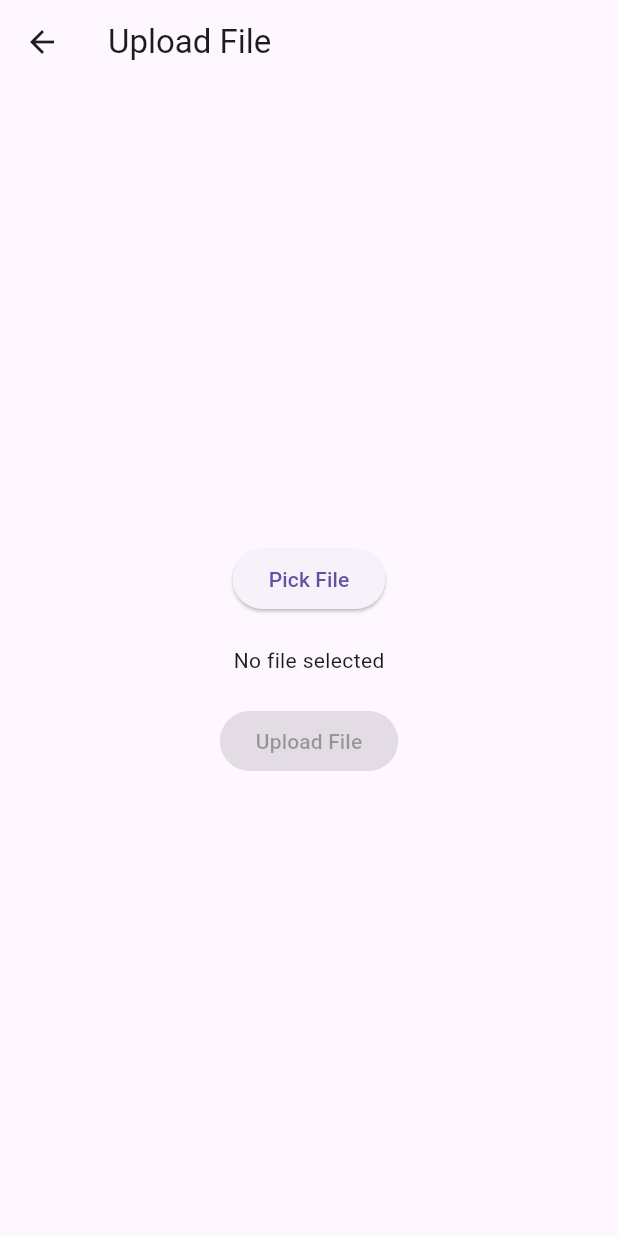
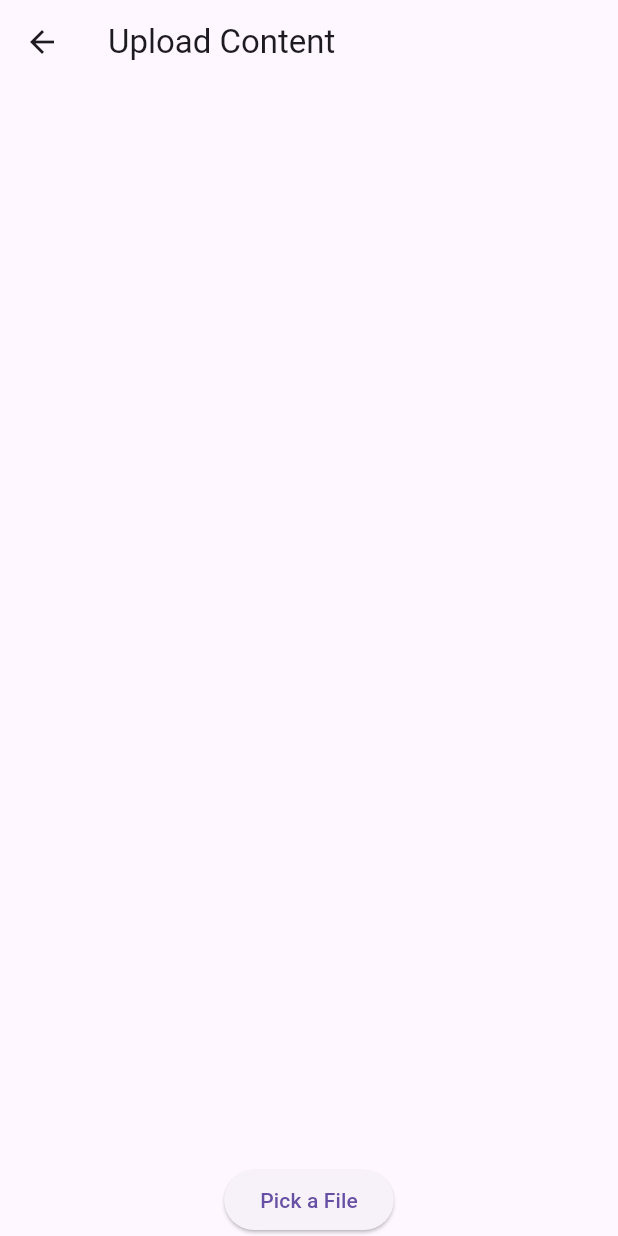
Before and after one commit to umgc/spring2024, a Flutter app: the FileUploadScreen screen opened directly, on a phone screen of 412 x 824 dp. Run offline on Flutter 3.47's test engine with Material 3 defaults, Android fonts, the phone set to English and light mode, and no system bars; our stand-ins replace file_picker.

Commit message:
Adjusted file_upload_screen.dart and file_service.dart to be ready for firebase database logic.

```diff
--- a/LLM/educ_ai_tion/lib/screens/file_upload_screen.dart
+++ b/LLM/educ_ai_tion/lib/screens/file_upload_screen.dart
@@ -1,5 +1,6 @@
 import 'package:flutter/material.dart';
 import 'package:file_picker/file_picker.dart';
+import '../services/file_service.dart';
 
 // File Upload Screen
 //
@@ -7,63 +8,68 @@ import 'package:file_picker/file_picker.dart';
 // The uploaded files can then be processed or stored by the application, enabling teachers to work with their existing documents or templates.
 
 class FileUploadScreen extends StatefulWidget {
-  const FileUploadScreen({super.key});
-
   @override
   _FileUploadScreenState createState() => _FileUploadScreenState();
 }
 
 class _FileUploadScreenState extends State<FileUploadScreen> {
-  String? _fileName;
-  String? _filePath;
+  final FileStorageService _storageService = FileStorageService();
 
   Future<void> _pickFile() async {
     final result = await FilePicker.platform.pickFiles();
 
     if (result != null) {
-      setState(() {
-        _fileName = result.files.single.name;
-        _filePath = result.files.single.path;
-      });
-    } else {
-      // User canceled the picker
+      final name = result.files.single.name;
+      final path = result.files.single.path ?? '';
+
+      // Simulate file upload
+      await _storageService.uploadFile(name, path);
+
+      // Trigger UI update
+      setState(() {});
+
+      // Simulated upload feedback
+      ScaffoldMessenger.of(context).showSnackBar(
+        SnackBar(content: Text('Uploaded $name')),
+      );
     }
   }
 
-  void _uploadFile() {
-    // Implement file upload functionality
-    // For now, we just display a snackbar
-    ScaffoldMessenger.of(context).showSnackBar(
-      SnackBar(content: Text('Uploading $_fileName')),
-    );
-  }
-
-  @override
-Widget build(BuildContext context) {
+   @override
+  Widget build(BuildContext context) {
     return Scaffold(
       appBar: AppBar(
-        title: const Text('Upload File'),
+        title: const Text('Upload Content'),
       ),
-      body: Center(
-        child: Column(
-          mainAxisAlignment: MainAxisAlignment.center,
-          children: <Widget>[
-            ElevatedButton(
-              onPressed: _pickFile,
-              child: const Text('Pick File'),
+      body: Column(
+        children: [
+          Expanded(
+            child: ListView.builder(
+              itemCount: _storageService.uploadedFiles.length,
+              itemBuilder: (context, index) {
+                final file = _storageService.uploadedFiles[index];
+                return ListTile(
+                  title: Text(file['name']!),
+                  trailing: IconButton(
+                    icon: Icon(Icons.delete),
+                    onPressed: () {
+                      setState(() {
+                        _storageService.deleteFile(file['name']!);
+                      });
+                    },
+                  ),
+                );
+              },
             ),
-            const SizedBox(height: 20),
-            Text(_fileName ?? 'No file selected'),
-            const SizedBox(height: 20),
-            ElevatedButton(
-              onPressed: _filePath != null ? _uploadFile : null,
-              style: ElevatedButton.styleFrom(
-                foregroundColor: Colors.white, backgroundColor: _filePath != null ? Colors.blue : Colors.grey,
-              ),
-              child: const Text('Upload File'),
-            ),
-          ],
-        ),
+          ),
+          Align(
+          alignment: Alignment.bottomCenter,
+          child: ElevatedButton(
+            onPressed: _pickFile,
+            child: const Text('Pick a File'),
+            )
+          ),
+        ],
       ),
     );
   }
--- a/LLM/educ_ai_tion/lib/services/file_service.dart
+++ b/LLM/educ_ai_tion/lib/services/file_service.dart
@@ -13,8 +13,8 @@ class FileStorageService {
     _uploadedFiles.add({'name': name, 'path': path});
   }
 
-  Future<void> deleteFile(int index) async {
+  void deleteFile(String name) {
     // Placeholder for Firebase delete logic
-    _uploadedFiles.removeAt(index);
+    _uploadedFiles.removeWhere((file) => file['name'] == name);
   }
 }
```
